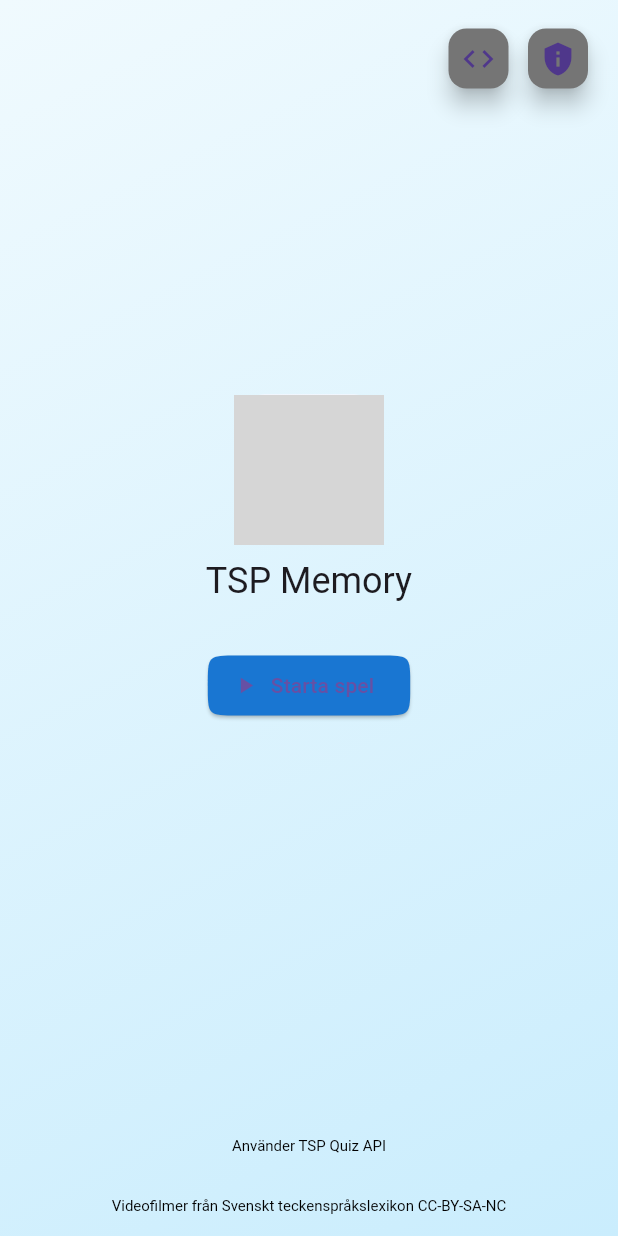
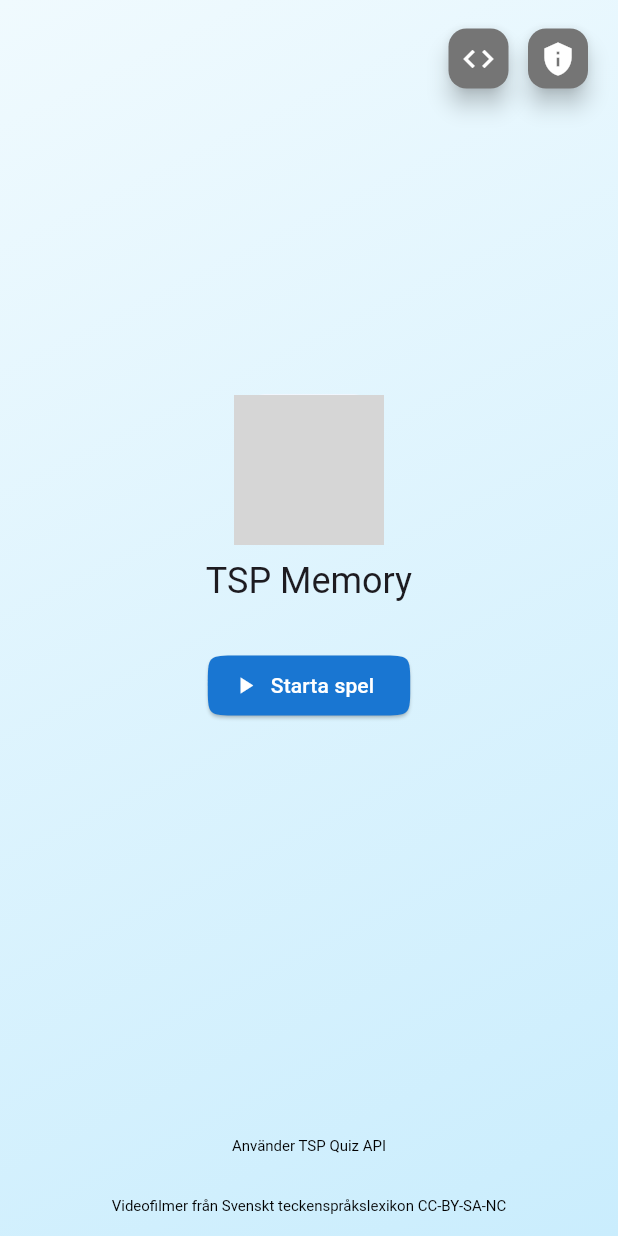
Before and after one commit to tspquiz/memory, a Flutter app: the screen it shows after launch, on a phone screen of 412 x 824 dp. Run offline on Flutter 3.47's test engine with Material 3 defaults, Android fonts, the light colour scheme and no system bars; our stand-ins replace flutter_cache_manager, flutter_svg, go_router, video_player; network calls fail; project files that could hold a hidden picture were left out; grey boxes are pictures that could not be loaded.

Commit message:
Change: update to Flutter 3.32, Dart 3.8 and update deps

```diff
--- a/analysis_options.yaml
+++ b/analysis_options.yaml
@@ -25,5 +25,8 @@ linter:
     # avoid_print: false  # Uncomment to disable the `avoid_print` rule
     # prefer_single_quotes: true  # Uncomment to enable the `prefer_single_quotes` rule
 
+formatter:
+  trailing_commas: preserve
+
 # Additional information about this file can be found at
 # https://dart.dev/guides/language/analysis-options
--- a/lib/main.dart
+++ b/lib/main.dart
@@ -5,6 +5,7 @@ import 'package:memory/api/sign_api_pre_fetch.dart';
 import 'package:memory/models/view_settings.dart';
 import 'package:memory/router/router.dart';
 import 'package:memory/screens/game_screen/game_screen.dart';
+import 'package:memory/theme/app_theme.dart';
 import 'package:provider/provider.dart';
 
 void main() {
@@ -28,9 +29,7 @@ class MyApp extends StatelessWidget {
   Widget build(BuildContext context) {
     return MaterialApp.router(
       title: 'TSP Memory',
-      theme: ThemeData(
-        primarySwatch: Colors.blue,
-      ),
+      theme: appTheme,
       routerConfig: router,
     );
   }
--- a/lib/models/view_settings.dart
+++ b/lib/models/view_settings.dart
@@ -3,7 +3,7 @@ import 'package:flutter/material.dart';
 class ViewSettings extends ChangeNotifier {
   bool _showVideo;
 
-  ViewSettings({required showVideo}): _showVideo = showVideo;
+  ViewSettings({required bool showVideo}): _showVideo = showVideo;
 
   set showVideo(bool value) {
     _showVideo = value;
--- a/lib/screens/game_screen/widgets/memory_card_front_content.dart
+++ b/lib/screens/game_screen/widgets/memory_card_front_content.dart
@@ -1,4 +1,3 @@
-import 'dart:ui';
 
 import 'package:flutter/material.dart';
 import 'package:memory/models/sign.dart';
--- a/lib/screens/start_screen/start_screen.dart
+++ b/lib/screens/start_screen/start_screen.dart
@@ -1,11 +1,8 @@
-import 'dart:ui';
-
 import 'package:flutter/material.dart';
 import 'package:flutter_svg/flutter_svg.dart';
 import 'package:go_router/go_router.dart';
 import 'package:memory/screens/start_screen/widgets/adaptive_link.dart';
 import 'package:memory/utils/gradients.dart';
-import 'package:url_launcher/link.dart';
 
 class StartScreen extends StatelessWidget {
   const StartScreen({super.key});
@@ -54,7 +51,6 @@ class StartScreen extends StatelessWidget {
               builder: (context, openLink) => FloatingActionButton(
                 heroTag: "source code",
                 mini: true,
-                backgroundColor: Colors.grey.shade600,
                 tooltip: 'Källkod',
                 onPressed: openLink,
                 child: const Icon(Icons.code),
@@ -66,7 +62,6 @@ class StartScreen extends StatelessWidget {
               builder: (context, openLink) => FloatingActionButton(
                 heroTag: "privacy policy",
                 mini: true,
-                backgroundColor: Colors.grey.shade600,
                 tooltip: 'Privacy policy',
                 onPressed: openLink,
                 child: const Icon(Icons.privacy_tip),
@@ -81,8 +76,8 @@ class StartScreen extends StatelessWidget {
   Widget _buildStartGameButton(BuildContext context, Color color) {
     return ElevatedButton.icon(
       style: ButtonStyle(
-        backgroundColor: MaterialStatePropertyAll(color),
-        shape: MaterialStatePropertyAll(
+        backgroundColor: WidgetStatePropertyAll(color),
+        shape: WidgetStatePropertyAll(
             ContinuousRectangleBorder(borderRadius: BorderRadius.circular(20))),
       ),
       onPressed: () {
@@ -123,10 +118,10 @@ class AttributionLink extends StatelessWidget {
         builder: (context, followLink) => TextButton(
           style: const ButtonStyle(
             visualDensity: VisualDensity.compact,
-            textStyle: MaterialStatePropertyAll<TextStyle>(TextStyle(
+            textStyle: WidgetStatePropertyAll<TextStyle>(TextStyle(
               fontSize: 10,
             )),
-            foregroundColor: MaterialStatePropertyAll<Color>(Colors.black),
+            foregroundColor: WidgetStatePropertyAll<Color>(Colors.black),
           ),
           child: Text(text),
           onPressed: () => followLink!(),
--- /dev/null
+++ b/lib/theme/app_theme.dart
@@ -0,0 +1,16 @@
+import 'package:flutter/material.dart';
+
+ThemeData get appTheme {
+  return ThemeData(
+    primarySwatch: Colors.blue,
+    elevatedButtonTheme: ElevatedButtonThemeData(
+      style: ButtonStyle(
+        foregroundColor: WidgetStatePropertyAll(Colors.white),
+      ),
+    ),
+    floatingActionButtonTheme: FloatingActionButtonThemeData(
+      foregroundColor: Colors.white,
+      backgroundColor: Colors.grey.shade600,
+    ),
+  );
+}
```
Also changed, not shown: lib/screens/game_screen/widgets/memory_card_side.dart (+4 -4 lines), pubspec.yaml (+7 -7 lines), pubspec.lock.
